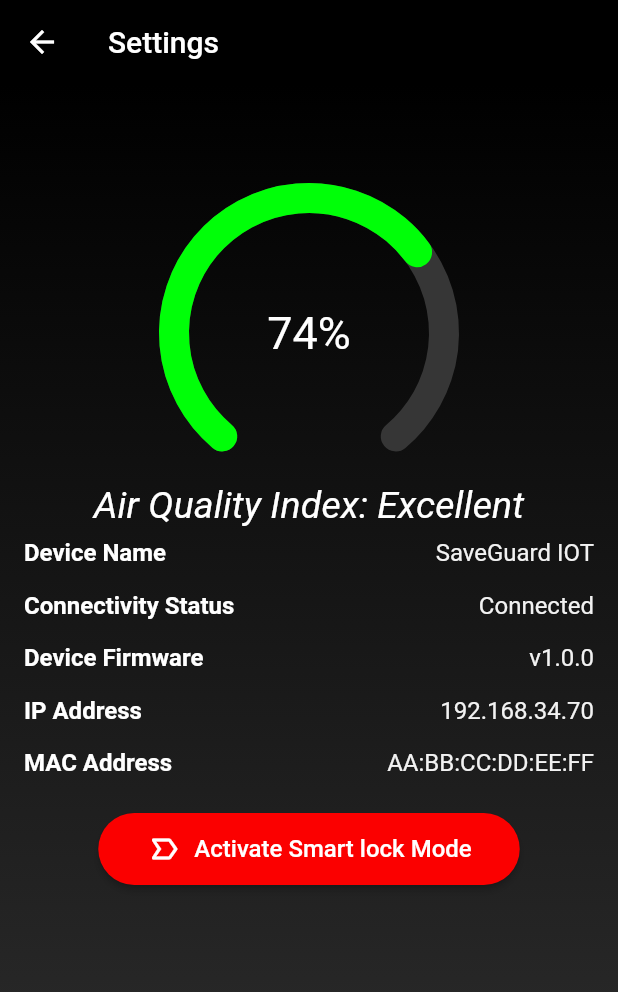
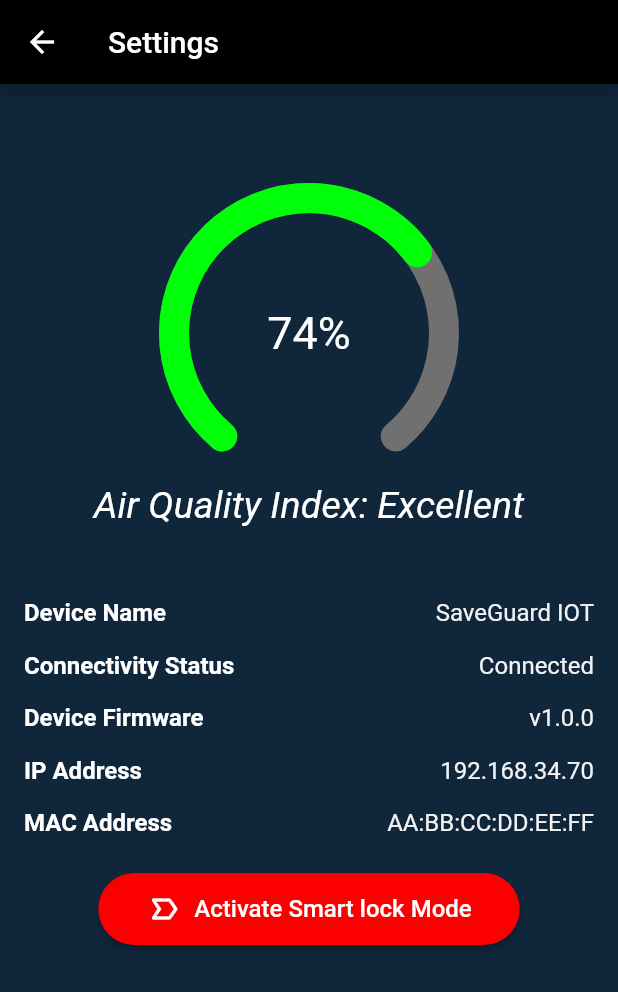
Before and after one commit to mukundsolanki/SaveGuard.iot, a Flutter app: the SettingsPage screen opened directly, on a phone screen of 412 x 824 dp. Shown: the top 992 px of the screen. Run offline on Flutter 3.47's test engine with Material 2 defaults, Android fonts, the phone set to English and light mode, and no system bars; drawn by our look-alikes of percent_indicator; our stand-ins replace audioplayers.

Commit message:
Complete design of settings page

```diff
--- a/lib/settings_page.dart
+++ b/lib/settings_page.dart
@@ -20,11 +20,12 @@ class _SettingsPageState extends State<SettingsPage> {
       ),
       body: Container(
         decoration: const BoxDecoration(
-          gradient: LinearGradient(
-            begin: Alignment.topCenter,
-            end: Alignment.bottomCenter,
-            colors: [Colors.black, Color.fromARGB(255, 49, 49, 49)],
-          ),
+          // gradient: LinearGradient(
+          //   begin: Alignment.topCenter,
+          //   end: Alignment.bottomCenter,
+          //   colors: [Colors.black, Color.fromARGB(255, 49, 49, 49)],
+          // ),
+          color: Color.fromARGB(255,16,38,59),
         ),
         child: CustomScrollView(
           slivers: <Widget>[
@@ -52,7 +53,7 @@ class _SettingsPageState extends State<SettingsPage> {
                         percent: 0.69,
                         progressColor: Color.fromARGB(255, 0, 255, 8),
                         arcType: ArcType.FULL,
-                        arcBackgroundColor: Color.fromARGB(255, 54, 54, 54),
+                        arcBackgroundColor: Color.fromARGB(255, 112, 112, 112),
                         circularStrokeCap: CircularStrokeCap.round,
                         center: Text(
                           '74%',
@@ -70,6 +71,7 @@ class _SettingsPageState extends State<SettingsPage> {
                         ),
                       ),
                     ),
+                    SizedBox(height: 40),
                     _buildInfoRow("Device Name", "SaveGuard IOT"),
                     _buildInfoRow("Connectivity Status", "Connected"),
                     _buildInfoRow("Device Firmware", "v1.0.0"),
```
